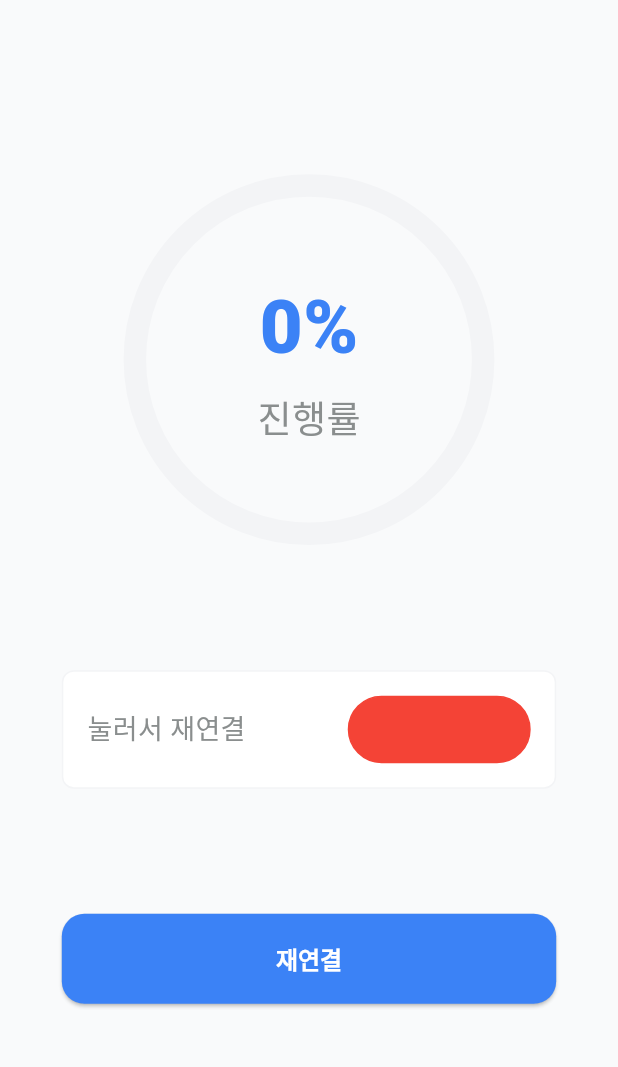
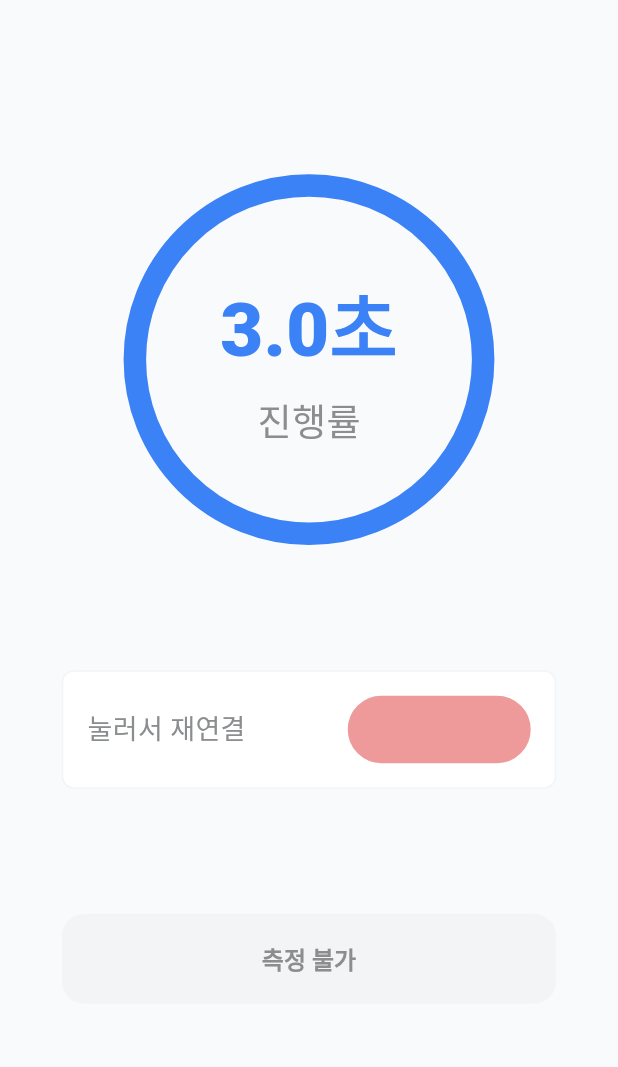
Before and after one commit to mark77234/NCSENSOR, a Flutter app: the MeasureScreen screen opened directly with empty values, on a phone screen of 412 x 824 dp, the part 71-1138 px from its top. Run offline on Flutter 3.47's test engine with Material 3 defaults, Android fonts, the light colour scheme and no system bars; drawn by our look-alikes of percent_indicator; our stand-ins replace dio, flutter_secure_storage, flutter_svg, image_picker, shared_preferences; missing offline and left inert: usb_serial; accounts and stored records are empty; network calls fail; Roboto replaces fonts that are missing (Pretendard); statements that could not run were skipped; project files that could hold a hidden picture were left out.

Commit message:
fix: 측정화면 UI/UX 개선

```diff
--- a/lib/screens/measure/measure_screen.dart
+++ b/lib/screens/measure/measure_screen.dart
@@ -56,7 +56,6 @@ class _MeasureScreenState extends State<MeasureScreen> {
       if (!mounted) return;
       int termMilli = (termSec * 1000).toInt(); // 측정 텀을 밀리세크로 변환
       await Future.delayed(Duration(milliseconds: termMilli));
-      print("Measuring... $i sec");
     }
     if (!mounted) return;
     setState(() => measureStatus = MeasureStatus.done);
--- a/lib/screens/measure/widgets/action_button.dart
+++ b/lib/screens/measure/widgets/action_button.dart
@@ -25,7 +25,7 @@ class ActionButton extends StatelessWidget {
     } else if (status == MeasureStatus.connecting) {
       return "연결 중...";
     } else if (status == MeasureStatus.disconnected) {
-      return "재연결";
+      return "측정 불가";
     } else {
       return "측정 완료";
     }
@@ -34,7 +34,7 @@ class ActionButton extends StatelessWidget {
   onPressedButton() {
     if (status == MeasureStatus.done) {
       onNavigateToResult();
-    } else if (status == MeasureStatus.ready || status == MeasureStatus.disconnected) {
+    } else if (status == MeasureStatus.ready ) {
       onStartMeasurement();
     } else {
       return null;
@@ -46,8 +46,9 @@ class ActionButton extends StatelessWidget {
     return ElevatedButton(
       onPressed: onPressedButton,
       style: ElevatedButton.styleFrom(
-        foregroundColor: Colors.white,
-        backgroundColor: ColorStyles.primary,
+        elevation: 0,
+        foregroundColor: status == MeasureStatus.disconnected ? ColorStyles.darkgrey : ColorStyles.lightgrey,
+        backgroundColor: status == MeasureStatus.disconnected ? ColorStyles.lightgrey : ColorStyles.primary,
         disabledBackgroundColor: ColorStyles.lightgrey,
         padding: const EdgeInsets.symmetric(vertical: 16),
         textStyle: MeasureTextStyles.main,
--- a/lib/screens/measure/widgets/progress_circle.dart
+++ b/lib/screens/measure/widgets/progress_circle.dart
@@ -18,7 +18,7 @@ class ProgressCircle extends StatefulWidget {
 }
 
 class _ProgressCircleState extends State<ProgressCircle> {
-  double _percent = 0.0;
+  double _percent = 1.0;
   Timer? _timer;
 
   @override
@@ -37,7 +37,7 @@ class _ProgressCircleState extends State<ProgressCircle> {
 
   void _startProgress() {
     _stopProgress(); // 기존 타이머 정리
-    setState(() => _percent = 0.0);
+    setState(() => _percent = 1.0);
 
     final interval = Duration(milliseconds: 50); // 50ms 마다 업데이트
     final step = 1 / (widget.limitSec * 1000 / interval.inMilliseconds);
@@ -45,10 +45,13 @@ class _ProgressCircleState extends State<ProgressCircle> {
     _timer = Timer.periodic(interval, (timer) {
       if (!mounted) return;
       setState(() {
-        if (_percent >= 1.0) {
+        if (_percent <= 0.0) {
           _stopProgress();
         } else {
-          _percent += step;
+          _percent -= step;
+          if (_percent <= 0){
+            _percent = 0;
+          }
         }
       });
     });
@@ -79,7 +82,7 @@ class _ProgressCircleState extends State<ProgressCircle> {
         mainAxisSize: MainAxisSize.min,
         children: [
           Text(
-            '${(_percent * 100).toInt()}%',
+            '${(_percent * widget.limitSec).toDouble().toStringAsFixed(1)}초',
             style: TextStyles.progressPercentage.copyWith(
               fontSize: size * 0.4,
               fontWeight: FontWeight.w800,
--- a/lib/screens/measure/widgets/sensor_status_card.dart
+++ b/lib/screens/measure/widgets/sensor_status_card.dart
@@ -25,42 +25,37 @@ class _SensorStatusCardState extends State<SensorStatusCard> {
 
   @override
   void initState() {
-    // TODO: implement initState
     super.initState();
     readDevice();
   }
 
   readDevice() async {
     devices = await UsbSerial.listDevices();
-    print("Devices: ");
-    print(devices);
-    // devices 에 특정 디바이스가있는지 확인
-    // 있으면 ready, 없으면 disconnected
     if (devices.isEmpty) {
       widget.setMeasureStatus(MeasureStatus.disconnected);
       return;
     }
     UsbPort? port = await devices[0].create();
     if (port == null) {
-      print("Failed to create port");
       return;
     }
 
     bool openResult = await port.open();
     if (!openResult) {
-      print("Failed to open");
       return;
     }
-    print("Port opened");
     widget.setPort(port);
     widget.setMeasureStatus(MeasureStatus.ready);
   }
 
   @override
   Widget build(BuildContext context) {
-    String mention =
-        MeasureStatus.disconnected == widget.status ? "눌러서 재연결" : "센서 상태";
-    return Container(
+    String mention = MeasureStatus.disconnected == widget.status ? "눌러서 재연결" : "센서 상태";
+    return GestureDetector(
+      onTap: () {
+        readDevice();
+      },
+      child: Container(
         width: SizeStyles.getMediaWidth(context, 0.8),
         decoration: ContainerStyles.card,
         padding: EdgeInsets.all(16),
@@ -74,6 +69,7 @@ class _SensorStatusCardState extends State<SensorStatusCard> {
             StatusIndicator(status: widget.status),
           ],
         ),
+      ),
     );
   }
 }
--- a/lib/screens/measure/widgets/status_indicator.dart
+++ b/lib/screens/measure/widgets/status_indicator.dart
@@ -11,11 +11,11 @@ class StatusIndicator extends StatelessWidget {
   Color get color {
     switch (status) {
       case MeasureStatus.connecting:
-        return Colors.yellow;
+        return Colors.yellow.shade200;
       case MeasureStatus.disconnected:
-        return Colors.red;
+        return Colors.red.shade200;
       default:
-        return Colors.blue;
+        return Colors.blue.shade200;
     }
   }
 
```
Lines whose indentation alone changed are shown as unchanged.
